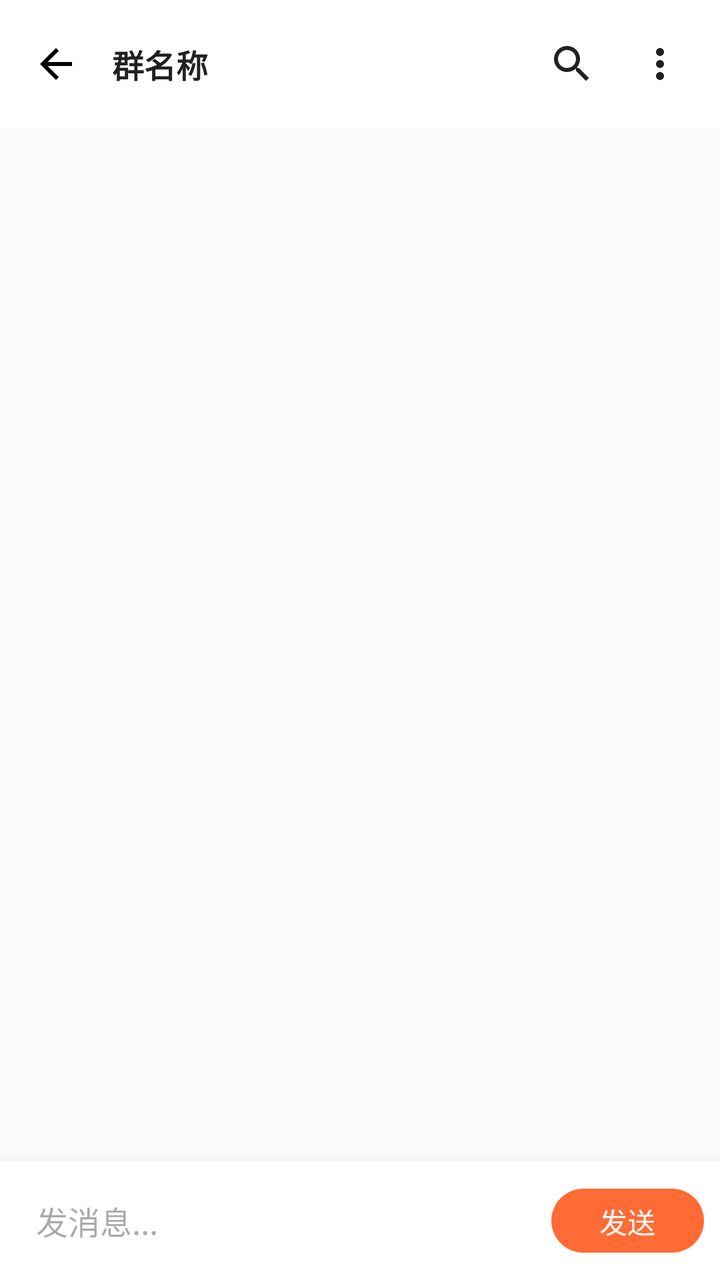
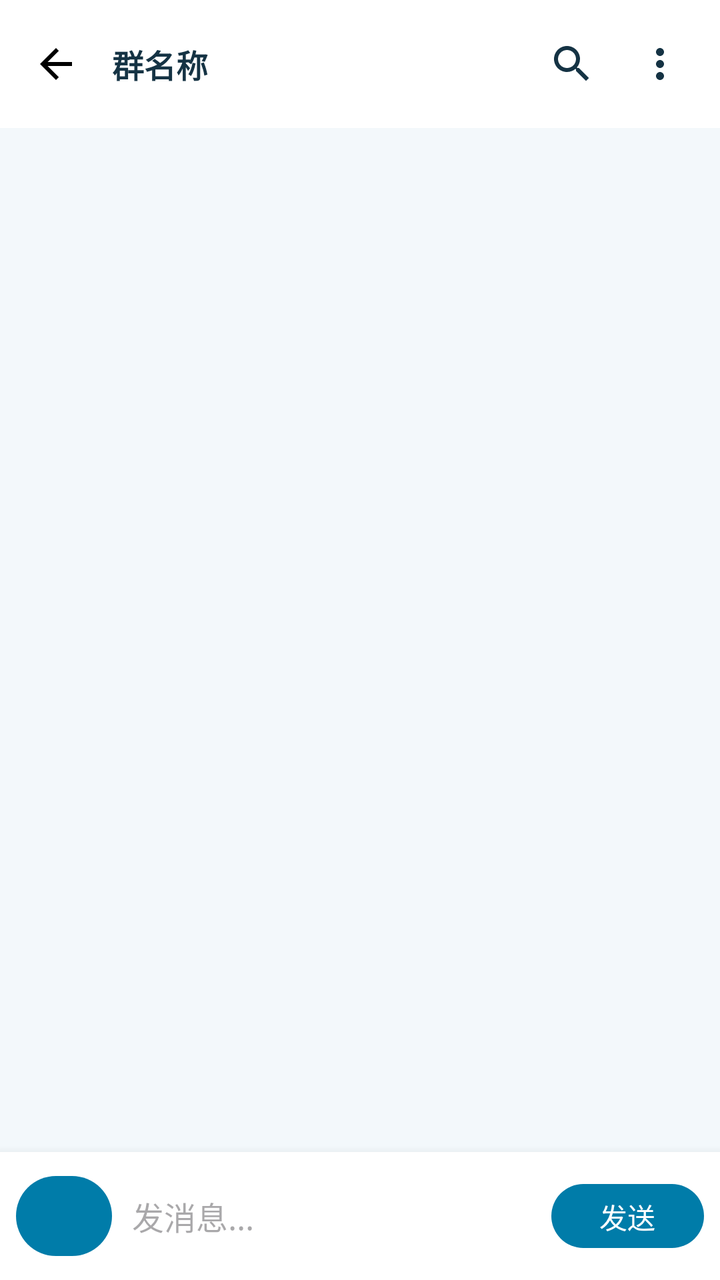

The first picture is an Android layout as it rendered before a commit; the second is the same layout after the commit. The layout source and the unified diff follow.
<!-- AndroidManifest.xml: activity theme Theme.FamilyRecipes -->
<!-- res/layout/activity_group_chat.xml -->
<?xml version="1.0" encoding="utf-8"?>
<androidx.constraintlayout.widget.ConstraintLayout xmlns:android="http://schemas.android.com/apk/res/android"
    xmlns:app="http://schemas.android.com/apk/res-auto"
    android:layout_width="match_parent"
    android:layout_height="match_parent"
    android:background="@color/background">

    
    <androidx.appcompat.widget.Toolbar
        android:id="@+id/toolbar"
        android:layout_width="match_parent"
        android:layout_height="?attr/actionBarSize"
        android:background="@color/white"
        android:elevation="4dp"
        app:layout_constraintTop_toTopOf="parent"
        app:navigationIcon="@drawable/ic_arrow_back">

        <LinearLayout
            android:layout_width="match_parent"
            android:layout_height="match_parent"
            android:gravity="center_vertical"
            android:orientation="horizontal">

            
            <LinearLayout
                android:layout_width="0dp"
                android:layout_height="wrap_content"
                android:layout_weight="1"
                android:orientation="vertical"
                android:gravity="center_vertical">

                <TextView
                    android:id="@+id/tv_group_name"
                    android:layout_width="wrap_content"
                    android:layout_height="wrap_content"
                    android:text="群名称"
                    android:textColor="@color/text_primary"
                    android:textSize="16sp"
                    android:textStyle="bold" />

            </LinearLayout>

            
            <ImageButton
                android:id="@+id/btn_search"
                android:layout_width="44dp"
                android:layout_height="44dp"
                android:background="?attr/selectableItemBackgroundBorderless"
                android:contentDescription="搜索"
                android:padding="10dp"
                android:src="@drawable/ic_search"
                android:tint="@color/text_primary" />

            
            <ImageButton
                android:id="@+id/btn_settings"
                android:layout_width="44dp"
                android:layout_height="44dp"
                android:layout_marginEnd="8dp"
                android:background="?attr/selectableItemBackgroundBorderless"
                android:contentDescription="群设置"
                android:padding="10dp"
                android:src="@drawable/ic_more_vert"
                android:tint="@color/text_primary" />

        </LinearLayout>

    </androidx.appcompat.widget.Toolbar>

    
    <androidx.recyclerview.widget.RecyclerView
        android:id="@+id/rv_messages"
        android:layout_width="match_parent"
        android:layout_height="0dp"
        android:clipToPadding="false"
        android:padding="8dp"
        app:layout_constraintBottom_toTopOf="@id/layout_input"
        app:layout_constraintTop_toBottomOf="@id/toolbar" />

    
    <LinearLayout
        android:id="@+id/layout_input"
        android:layout_width="match_parent"
        android:layout_height="wrap_content"
        android:background="@color/white"
        android:elevation="8dp"
        android:orientation="horizontal"
        android:padding="8dp"
        android:gravity="center_vertical"
        app:layout_constraintBottom_toBottomOf="parent">

        
        <EditText
            android:id="@+id/et_message"
            android:layout_width="0dp"
            android:layout_height="wrap_content"
            android:layout_weight="1"
            android:background="@drawable/bg_rounded_corner"
            android:hint="发消息..."
            android:inputType="textMultiLine"
            android:maxLines="4"
            android:minHeight="40dp"
            android:padding="10dp"
            android:textSize="16sp" />

        
        <com.google.android.material.button.MaterialButton
            android:id="@+id/btn_send"
            android:layout_width="wrap_content"
            android:layout_height="40dp"
            android:layout_marginStart="8dp"
            android:minWidth="60dp"
            android:text="发送"
            android:textColor="@color/white"
            app:backgroundTint="@color/primary"
            app:cornerRadius="20dp" />

    </LinearLayout>

</androidx.constraintlayout.widget.ConstraintLayout>
<!-- resources referenced by this layout -->
<resources>
  <color name="background">#FFFAFAFA</color>
  <color name="primary">#FFFF6B35</color>
  <color name="text_primary">#FF212121</color>
  <color name="white">#FFFFFFFF</color>
  <!-- drawable bg_rounded_corner (drawable) -->
  <?xml version="1.0" encoding="utf-8"?>
  <shape xmlns:android="http://schemas.android.com/apk/res/android"
      android:shape="rectangle">
      <corners android:radius="8dp" />
      <solid android:color="@android:color/white" />
  </shape>
  <!-- drawable ic_arrow_back (drawable) -->
  <?xml version="1.0" encoding="utf-8"?>
  <vector xmlns:android="http://schemas.android.com/apk/res/android"
      android:width="24dp"
      android:height="24dp"
      android:viewportWidth="24"
      android:viewportHeight="24">
      <path
          android:fillColor="@android:color/black"
          android:pathData="M20,11H7.83l5.59,-5.59L12,4l-8,8 8,8 1.41,-1.41L7.83,13H20v-2z"/>
  </vector>
  <!-- drawable ic_more_vert (drawable) -->
  <?xml version="1.0" encoding="utf-8"?>
  <vector xmlns:android="http://schemas.android.com/apk/res/android"
      android:width="24dp"
      android:height="24dp"
      android:viewportWidth="24"
      android:viewportHeight="24">
      <path
          android:fillColor="@android:color/black"
          android:pathData="M12,8c1.1,0 2,-0.9 2,-2s-0.9,-2 -2,-2 -2,0.9 -2,2 0.9,2 2,2zM12,10c-1.1,0 -2,0.9 -2,2s0.9,2 2,2 2,-0.9 2,-2 -0.9,-2 -2,-2zM12,16c-1.1,0 -2,0.9 -2,2s0.9,2 2,2 2,-0.9 2,-2 -0.9,-2 -2,-2z"/>
  </vector>
  <!-- drawable ic_search (drawable) -->
  <?xml version="1.0" encoding="utf-8"?>
  <vector xmlns:android="http://schemas.android.com/apk/res/android"
      android:width="24dp"
      android:height="24dp"
      android:viewportWidth="24"
      android:viewportHeight="24">
      <path
          android:fillColor="@android:color/white"
          android:pathData="M15.5,14h-0.79l-0.28,-0.27C15.41,12.59 16,11.11 16,9.5 16,5.91 13.09,3 9.5,3S3,5.91 3,9.5 5.91,16 9.5,16c1.61,0 3.09,-0.59 4.23,-1.57l0.27,0.28v0.79l5,4.99L20.49,19l-4.99,-5zM9.5,14C7.01,14 5,11.99 5,9.5S7.01,5 9.5,5 14,7.01 14,9.5 11.99,14 9.5,14z" />
  </vector>
  <style name="Theme.FamilyRecipes" parent="Base.Theme.FamilyRecipes" />
  <style name="Base.Theme.FamilyRecipes" parent="Theme.Material3.DayNight.NoActionBar">
          <item name="colorPrimary">@color/primary</item>
          <item name="colorPrimaryDark">@color/primary_dark</item>
          <item name="colorAccent">@color/accent</item>
          <item name="android:statusBarColor">@color/primary</item>
          <item name="android:navigationBarColor">@color/white</item>
      </style>
  <color name="primary_dark">#FFE55C2E</color>
  <color name="accent">#FFFFB84D</color>
</resources>

<!-- the commit's change to res/layout/activity_group_chat.xml (unified diff, before → after) -->
@@ -89,6 +89,8 @@
         android:gravity="center_vertical"
         app:layout_constraintBottom_toBottomOf="parent">
 
+        <Button android:id="@+id/btn_sticker" android:layout_width="48dp"
+            android:layout_height="48dp" android:text="☺" android:contentDescription="发送表情包" />
         
         <EditText
             android:id="@+id/et_message"
<!-- resource entries referenced after the edit -->
@@ -1,8 +1,8 @@
 <!-- resources referenced by this layout -->
 <resources>
-  <color name="background">#FFFAFAFA</color>
-  <color name="primary">#FFFF6B35</color>
-  <color name="text_primary">#FF212121</color>
+  <color name="background">#F3F8FB</color>
+  <color name="primary">#007CA9</color>
+  <color name="text_primary">#153344</color>
   <color name="white">#FFFFFFFF</color>
   <!-- drawable bg_rounded_corner (drawable) -->
   <?xml version="1.0" encoding="utf-8"?>
@@ -52,7 +52,7 @@
           <item name="android:statusBarColor">@color/primary</item>
           <item name="android:navigationBarColor">@color/white</item>
       </style>
-  <color name="primary_dark">#FFE55C2E</color>
-  <color name="accent">#FFFFB84D</color>
+  <color name="primary_dark">#006182</color>
+  <color name="accent">#007CA9</color>
 </resources>
 
